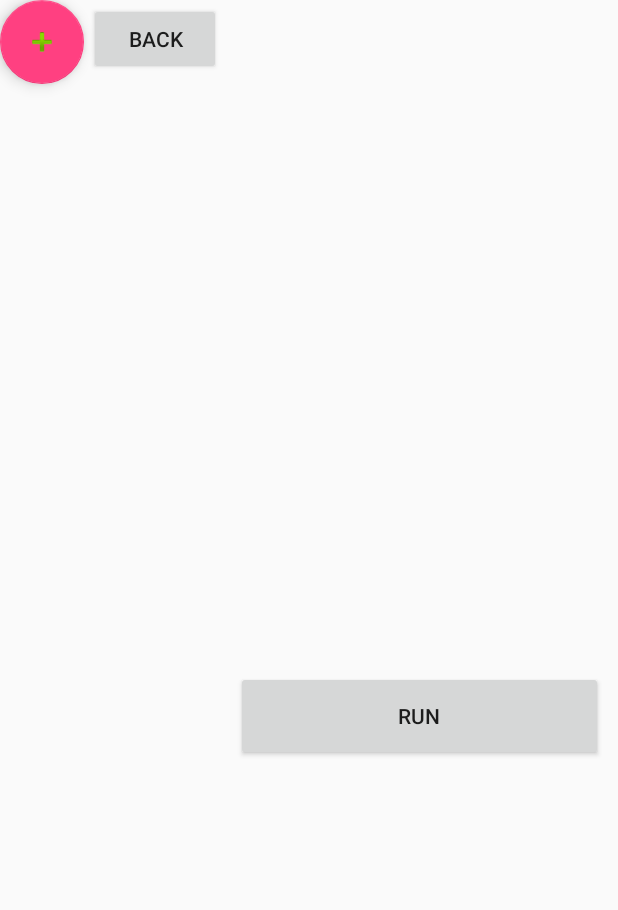
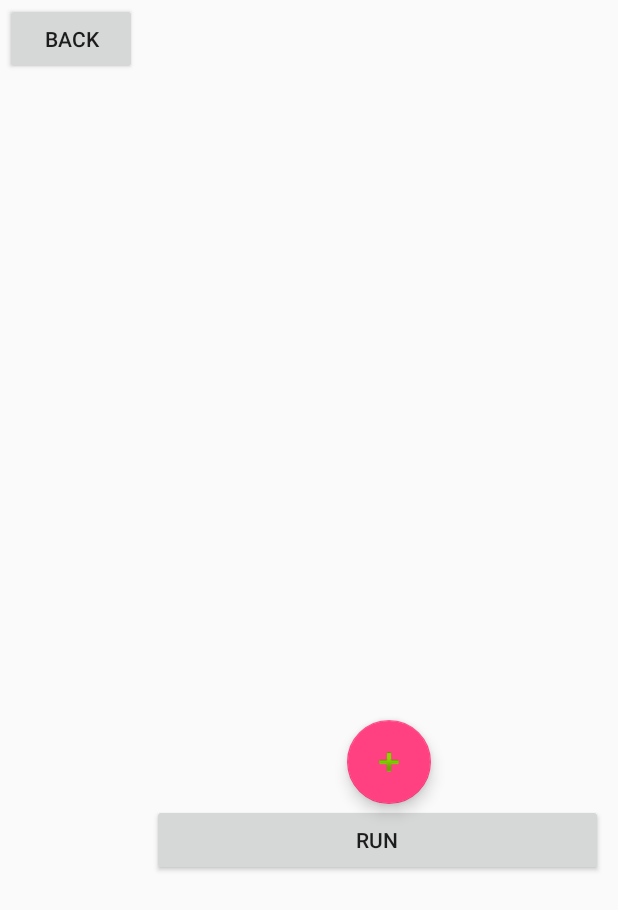
Before and after one commit to AmebaWorks/LegoGrupal, an Android app: the layout activity_path.xml on its own in the app's theme, with its tools: preview values and no code run, on a phone screen of 412 x 824 dp. Shown: the top 910 px of the screen. Run offline under Robolectric (Android 15) with nearby library versions, the phone set to English and light mode, and no system bars.

Commit message:
add movido a una posicion mas adecuada -.-

```diff
--- a/app/src/main/res/layout/activity_path.xml
+++ b/app/src/main/res/layout/activity_path.xml
@@ -5,13 +5,6 @@
     android:layout_width="match_parent"
     android:layout_height="match_parent"
     tools:context="com.example.cristina.apparobot.Path">
-
-    <android.support.design.widget.FloatingActionButton
-        android:id="@+id/fbutton"
-        android:layout_width="match_parent"
-        android:layout_height="wrap_content"
-        android:clickable="true"
-        android:src="@android:drawable/ic_input_add" />
 
     <Button
         android:id="@+id/buttonBackPath"
@@ -34,12 +27,25 @@
         <ListView
             android:id="@+id/listView"
             android:layout_width="match_parent"
-            android:layout_height="447dp" />
+            android:layout_height="480dp" />
+
+        <android.support.design.widget.FloatingActionButton
+            android:id="@+id/fbutton"
+            android:layout_width="wrap_content"
+            android:layout_height="wrap_content"
+            android:layout_marginLeft="130dp"
+            android:layout_marginRight="0dp"
+            android:layout_weight="0"
+            android:clickable="true"
+            android:paddingLeft="0dp"
+            android:src="@android:drawable/ic_input_add" />
 
         <Button
             android:id="@+id/ButtonRun"
             android:layout_width="match_parent"
-            android:layout_height="60dp"
+            android:layout_height="wrap_content"
+            android:layout_marginLeft="0dp"
+            android:layout_weight="0"
             android:paddingHorizontal="10dp"
             android:paddingVertical="10dp"
             android:text="RUN" />
```
